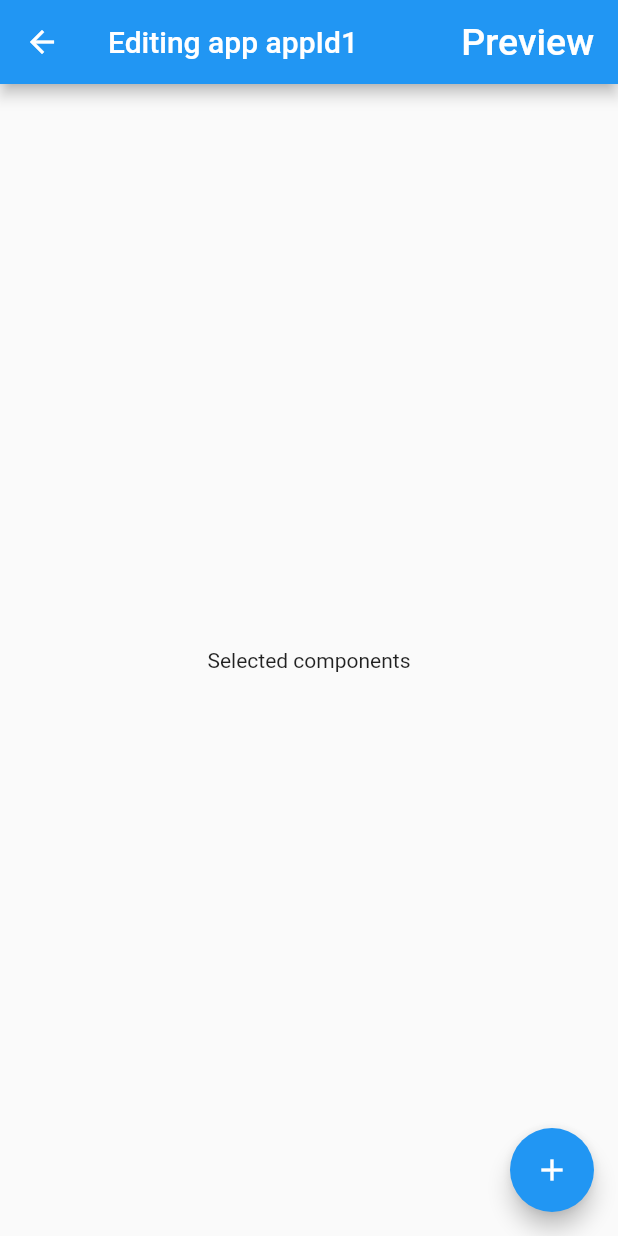
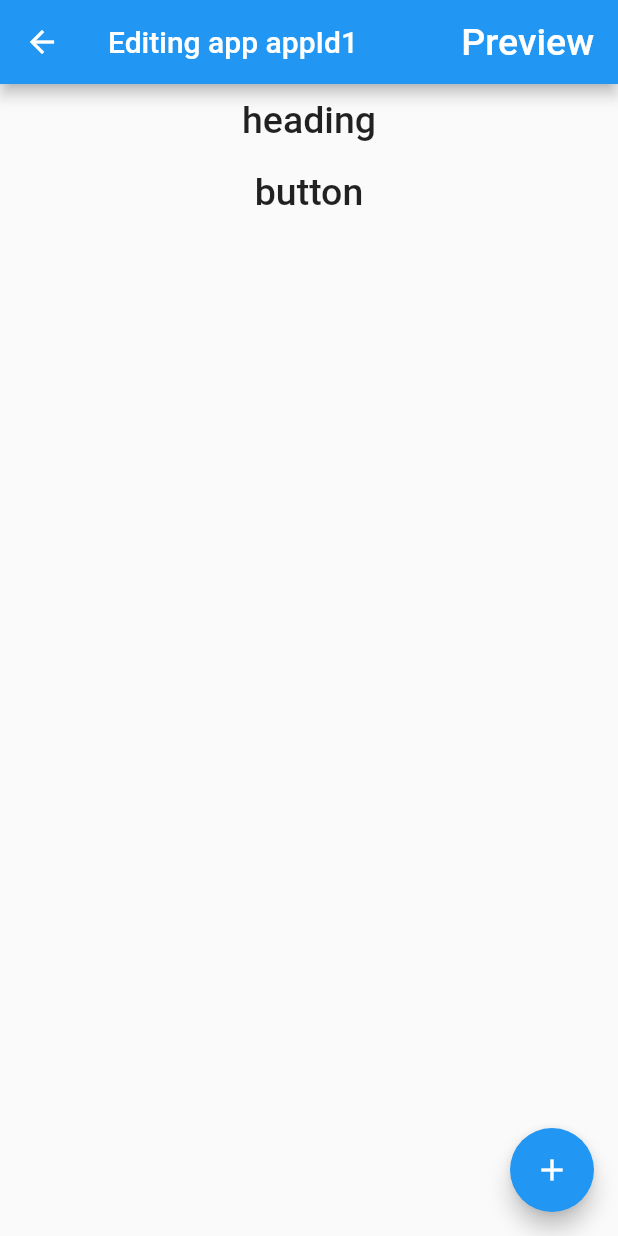
Before and after one commit to wix-playground/coreX, a Flutter app: the screen it shows after launch, after a tap on "App", on a phone screen of 412 x 824 dp. Run offline on Flutter 3.47's test engine with Material 2 defaults, Android fonts, the phone set to English and light mode, and no system bars.

Commit message:
Render components and add new ones

```diff
--- a/lib/data-layer/data.dart
+++ b/lib/data-layer/data.dart
@@ -1,3 +1,7 @@
+import 'dart:math';
+
+import 'package:flutter/cupertino.dart';
+import './mocks.dart';
 enum ComponentType {
   Heading,
   Text,
@@ -14,41 +18,66 @@ class UIComponent {
   String type;
 
   UIComponent(this.id, this.type, this.value, this.handlers);
+
+  UIComponent.fromJSON(Map<String, dynamic> json) :
+      id = json['id'],
+      type = json['type'],
+      value = json['value'],
+      handlers = json['handlers'];
 }
 
 class UISchema {
   List<String> order;
   Map<String, UIComponent> components;
 
-  UISchema(this.order, this.components);
+  UISchema(Iterable jsonOrder, Map<String, dynamic> jsonComponents) {
+    order = List<String>.from(jsonOrder);
+    components = {};
+    jsonComponents.values.forEach(
+      (component) => components[component['id']] = UIComponent.fromJSON(component)
+    );
+  }
 }
 
 class App {
   String id;
   String title;
   UISchema uiSchema;
+
   App(this.id, this.title, this.uiSchema);
+  App.fromJSON(Map<String, dynamic> json):
+        id = json['id'],
+        title = json['title'],
+        uiSchema = UISchema(
+            json['uiSchema']['order'],
+            json['uiSchema']['components']
+        );
 }
 
 Map<String, App> mocks = {
-  'appId1': App(
-      'appId1',
-      'App',
-      UISchema(
-          ['id1', 'id2'],
-          {
-            'id1': UIComponent('id1', 'heading', {'value': 'Some random text'}, []),
-            'id2': UIComponent('id2', 'button', {'label': 'Alert!'}, ['alert']),
-          }
-      )
-  )
+  'appId1': App.fromJSON(JSONMocks['appId1'])
 };
 
-class Data {
-  Map<String, App> apps;
-  Data(): this.apps = mocks;
+class Data extends ChangeNotifier {
+  Map<String, App> _apps;
+  Data() {
+    this._apps = mocks;
+  }
 
-  void dispose() {
+  Map<String, App> get apps => this._apps;
 
+  void addComponent(String appId, UIComponent component) {
+    App app = this._apps[appId];
+    if(app == null) {
+      return;
+    }
+    if (component.id == null) {
+      component.id = Random().nextDouble().toString();
+    }
+    print(app.uiSchema.order.runtimeType);
+    app.uiSchema.order.add(component.id);
+    app.uiSchema.components[component.id] = component;
+    notifyListeners();
   }
+
 }
--- a/lib/main.dart
+++ b/lib/main.dart
@@ -10,9 +10,8 @@ void main() {
 class MyApp extends StatelessWidget {
   @override
   Widget build(BuildContext context) {
-    return Provider<Data>(
+    return ChangeNotifierProvider<Data>(
       builder: (context) => Data(),
-      dispose: (context, value) => value.dispose(),
       child: MaterialApp(
         title: 'Named Routes Demo',
         initialRoute: '/',
--- a/lib/screens/AppList.dart
+++ b/lib/screens/AppList.dart
@@ -9,12 +9,21 @@ class AppListScreen extends StatelessWidget {
   );
 
   List<App> _getApps(context) {
+    if (Provider.of<Data>(context).apps == null) {
+      return null;
+    }
     return Provider.of<Data>(context).apps.values.toList();
   }
 
   @override
   Widget build(BuildContext context) {
     var apps = this._getApps(context);
+
+    if (apps == null) {
+      return Scaffold(
+        body: Text('Loading'),
+      );
+    }
 
     return Scaffold(
       appBar: AppBar(
--- a/lib/screens/Editor.dart
+++ b/lib/screens/Editor.dart
@@ -1,10 +1,15 @@
+import 'package:core_x/data-layer/data.dart';
 import 'package:flutter/material.dart';
+import 'package:provider/provider.dart';
+import 'dart:math';
 
 class EditorScreen extends StatelessWidget {
   final String appId;
   EditorScreen({Key key, @required this.appId}) : super(key: key);
   @override
   Widget build(BuildContext context) {
+    Data data = Provider.of<Data>(context);
+    App app = data.apps[appId];
     return Scaffold(
       appBar: AppBar(
         title: Text('Editing app ${this.appId}'),
@@ -21,11 +26,38 @@ class EditorScreen extends StatelessWidget {
           ),
         ],
       ),
-      body: Center(child: Text('Selected components')),
+      body: Center(child: ListView.builder(
+          itemCount: app.uiSchema.order.length,
+          itemBuilder: (context, index) {
+            String componentId = app.uiSchema.order[index];
+            UIComponent component = app.uiSchema.components[componentId];
+            return FlatButton(
+                onPressed: () {
+                  print('Edit component ' + componentId);
+                },
+                child: Text(
+                    component.type + (
+                        component.type == 'text' ?
+                          component.value['text'] :
+                        ''
+                    ),
+                    style: TextStyle(fontSize: 25)
+                )
+            );
+          }
+      )),
       floatingActionButton: FloatingActionButton(
         onPressed: () {
           // Add your onPressed code here!
-          Navigator.of(context).pushNamed('/componentsList');
+          String id = Random().nextDouble().toString();
+          data.addComponent(appId, UIComponent.fromJSON({
+            "id": id,
+            "type": "text",
+            "value": {
+              "text": " new component " + id
+            }
+          }));
+//          Navigator.of(context).pushNamed('/componentsList');
         },
         child: Icon(Icons.add),
       ),
--- a/pubspec.yaml
+++ b/pubspec.yaml
@@ -20,6 +20,7 @@ dependencies:
   provider: 3.1.0
   flutter:
     sdk: flutter
+  json_annotation: ^2.0.0
 
   # The following adds the Cupertino Icons font to your application.
   # Use with the CupertinoIcons class for iOS style icons.
@@ -28,7 +29,7 @@ dependencies:
 dev_dependencies:
   flutter_test:
     sdk: flutter
-
+  json_serializable: ^2.0.0
 
 # For information on the generic Dart part of this file, see the
 # following page: https://dart.dev/tools/pub/pubspec
```
Also changed, not shown: lib/data-layer/mocks.dart (added, +28 -0 lines), pubspec.lock.
